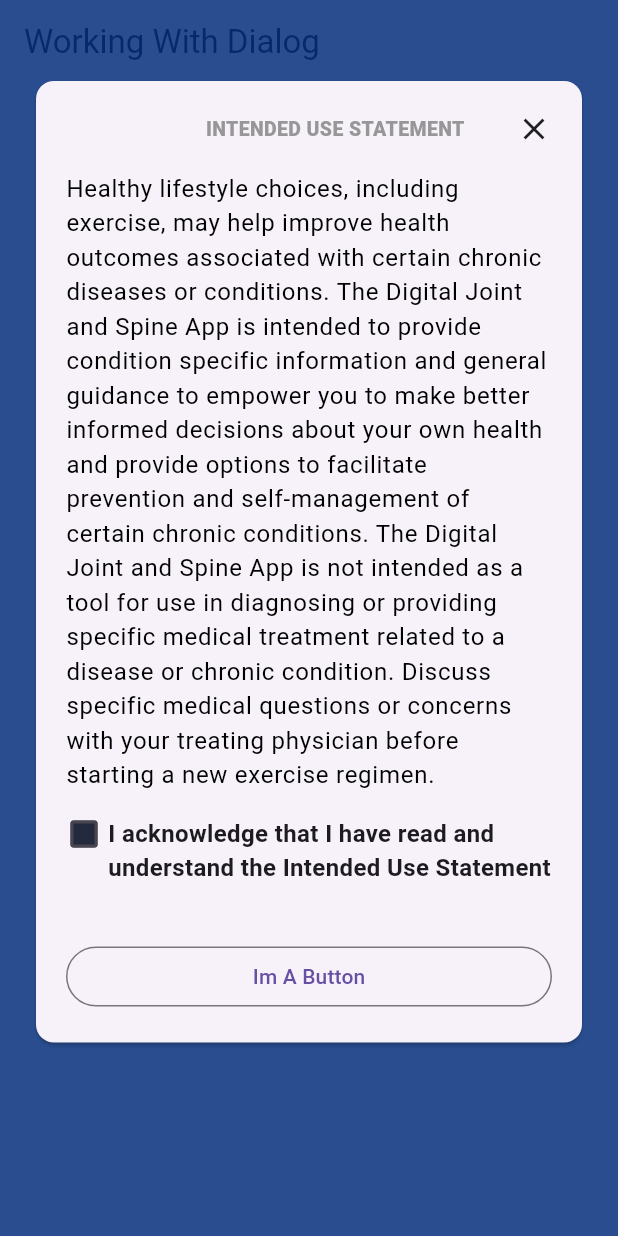
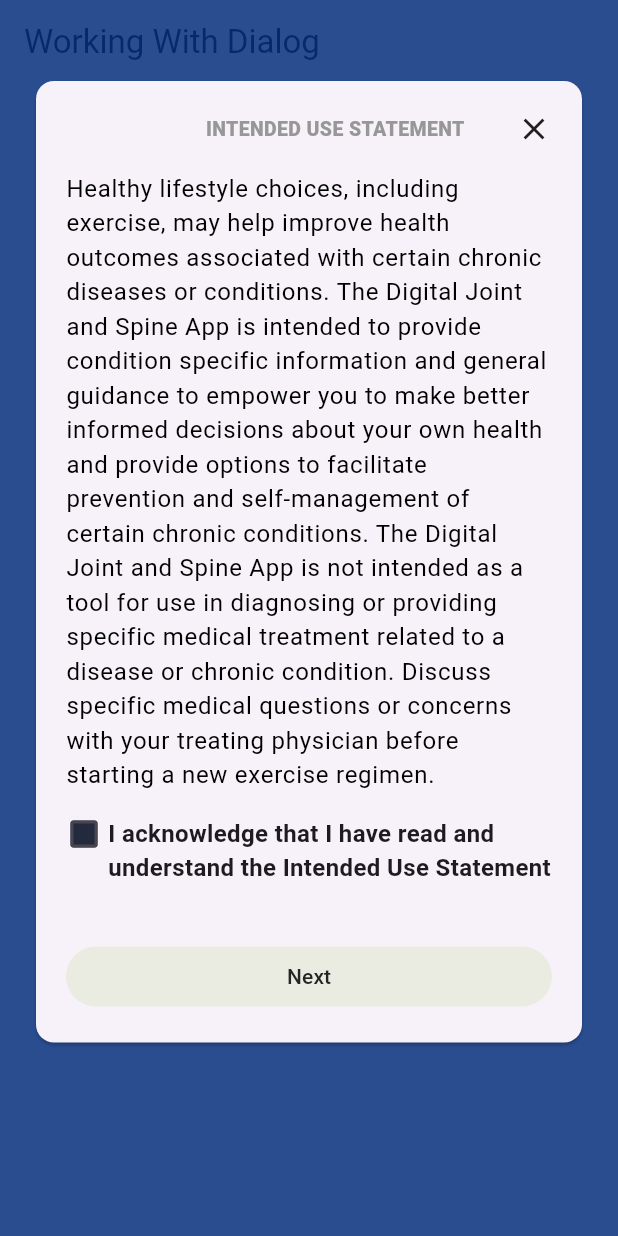
Before and after one commit to kwe92/Flutter-Widgets, a Flutter app: the screen it shows after launch, after a tap on "Next", on a phone screen of 412 x 824 dp. Run offline on Flutter 3.47's test engine with Material 2 defaults, Android fonts, the phone set to English and light mode, and no system bars; our stand-ins replace auto_route, camera, firebase_auth, flutter_inset_box_shadow, flutter_riverpod, gap and 1 more; missing offline and left inert: firebase_ui_auth; accounts and stored records are empty; Roboto replaces fonts that are missing (CircularXX).

Commit message:
update: final touch ups

```diff
--- a/lib/Widgets/working_with_dialog/ui/working_with_dialog.dart
+++ b/lib/Widgets/working_with_dialog/ui/working_with_dialog.dart
@@ -7,6 +7,8 @@ class WorkingWithDialog extends StatelessWidget {
 
   @override
   Widget build(BuildContext context) {
+    // final isChecked = context.watch<CheckBoxModel>().isChecked;
+    final isChecked = Provider.of<CheckBoxModel>(context).isChecked;
     return SafeArea(
       child: Scaffold(
         // backgroundColor: Colors.purple,
@@ -92,6 +94,7 @@ class WorkingWithDialog extends StatelessWidget {
                                                   value: model.isChecked,
                                                   onChanged: (value) {
                                                     model.onChecked();
+                                                    print(isChecked);
                                                   }),
                                             ),
                                           ),
@@ -117,9 +120,25 @@ class WorkingWithDialog extends StatelessWidget {
                                 ),
                                 SizedBox(
                                   width: double.maxFinite,
-                                  child: OutlinedButton(
-                                    onPressed: () {},
-                                    child: const Text("Im A Button"),
+                                  child: Consumer(
+                                    builder: (context, CheckBoxModel model, child) => OutlinedButton(
+                                      onPressed: () {},
+                                      style: ButtonStyle(
+                                          backgroundColor: MaterialStateProperty.resolveWith(
+                                            (states) => model.isChecked ? const Color(0xFF0052B1) : const Color(0xFFEBECE1),
+                                          ),
+                                          side: MaterialStateProperty.resolveWith(
+                                            (states) => BorderSide.none,
+                                          )),
+                                      child: Text(
+                                        "Next",
+                                        style: TextStyle(
+                                          fontSize: 14,
+                                          fontWeight: FontWeight.w500,
+                                          color: model.isChecked ? Colors.white : const Color(0xFF242424),
+                                        ),
+                                      ),
+                                    ),
                                   ),
                                 ),
                                 const SizedBox(
```
